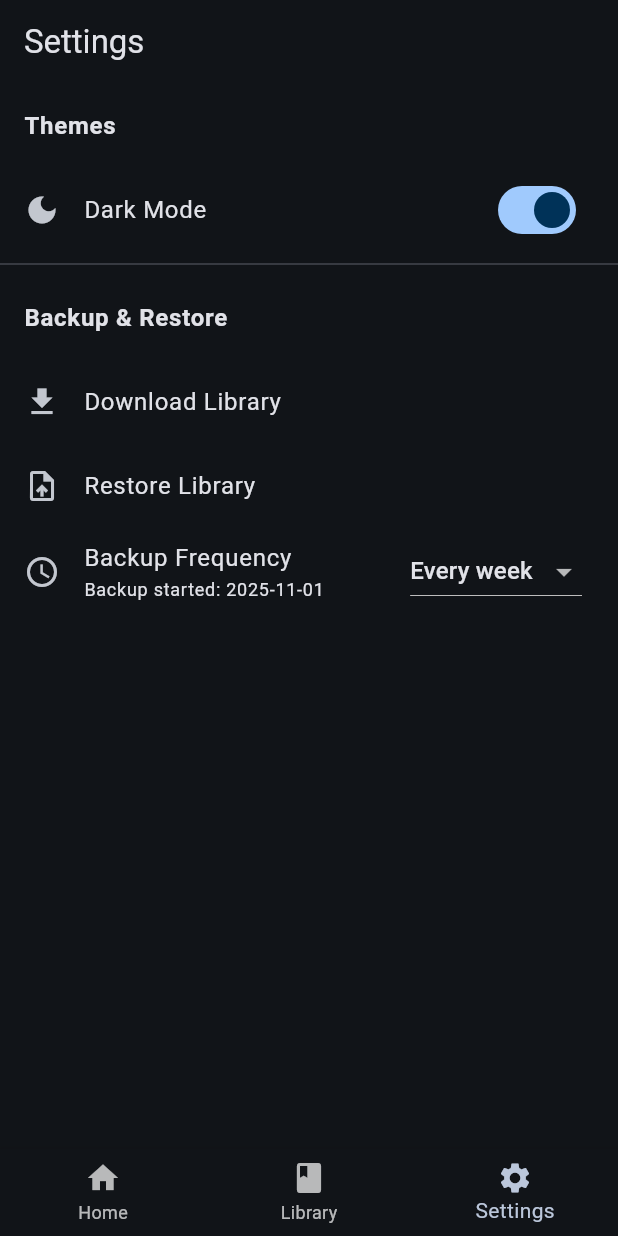
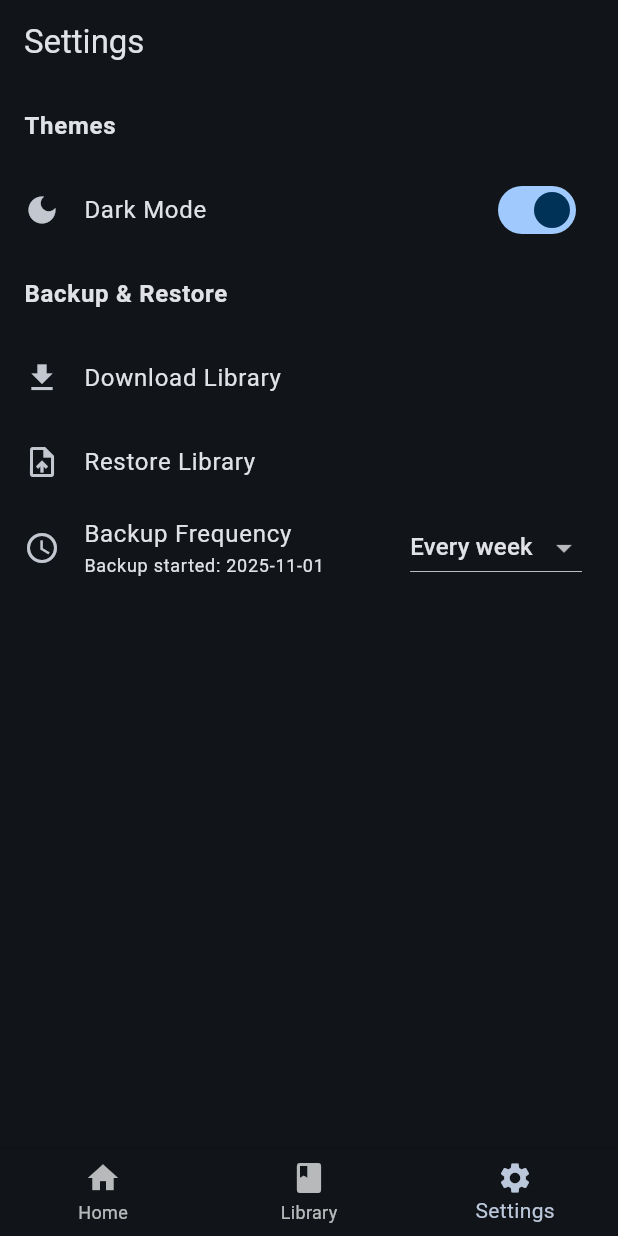
Before and after one commit to BlairyDev/manga-reader-app, a Flutter app: the screen it shows after launch, item 3 of the bottom bar chosen, on a phone screen of 412 x 824 dp. Run offline on Flutter 3.47's test engine with Material 3 defaults, Android fonts, the phone set to English and light mode, and no system bars; our stand-ins replace cached_network_image, expandable_text, file_picker, flutter_local_notifications, get_it, infinite_scroll_pagination and 3 more; missing offline and left inert: downloadsfolder, workmanager; accounts and stored records are empty; network calls fail.

Commit message:
Removed Divider

```diff
--- a/lib/view/settings_screen.dart
+++ b/lib/view/settings_screen.dart
@@ -59,7 +59,6 @@ class _SettingsScreenState extends State<SettingsScreen> {
               },
               secondary: Icon(Icons.dark_mode),
             ),
-            Divider(),
             ListTile(
               title: Text(
                 "Backup & Restore",
```
